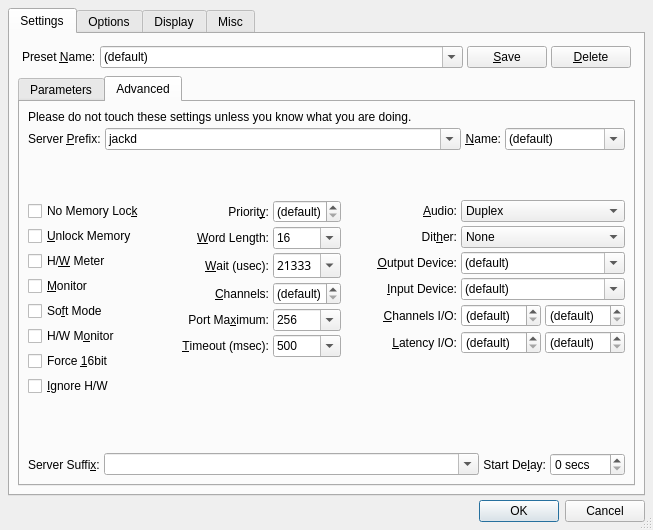
Qt form src/qjackctlSetupForm.ui (rncbc/qjackctl) before a commit.
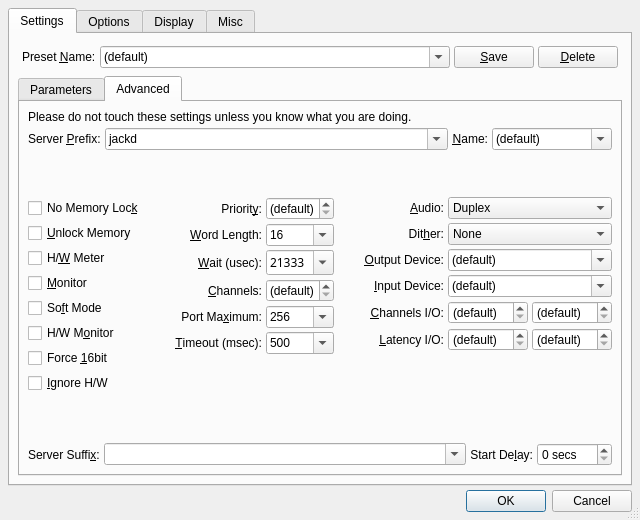
The same form after that commit. The open tabs and pages were chosen to show the change. Icons and pictures are not drawn. Custom widgets are drawn as their Qt base class.

Commit message: - Limit range for the real-time priority setting, now having 6 as   absolute minimum valid value (patch by Robin Gareus, thanks).

```diff
--- a/src/qjackctlSetupForm.ui
+++ b/src/qjackctlSetupForm.ui
@@ -26,8 +26,8 @@
    <rect>
     <x>0</x>
     <y>0</y>
-    <width>653</width>
-    <height>530</height>
+    <width>640</width>
+    <height>520</height>
    </rect>
   </property>
   <property name="windowTitle">
@@ -1342,8 +1342,14 @@
                <property name="specialValueText">
                 <string>(default)</string>
                </property>
+               <property name="singleStep">
+                <number>1</number>
+               </property>
+               <property name="minimum">
+                <number>5</number>
+               </property>
                <property name="maximum">
-                <number>89</number>
+                <number>99</number>
                </property>
               </widget>
              </item>
```
The commit also changes 11 other files.
